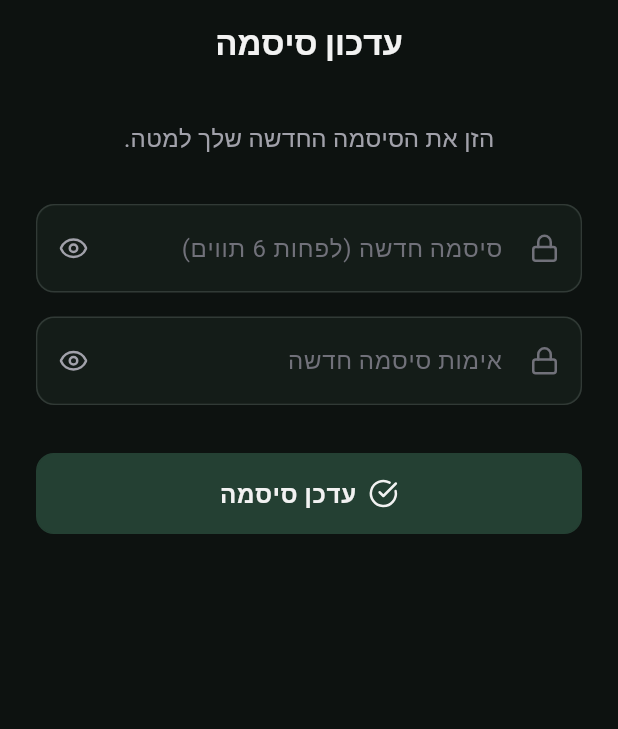
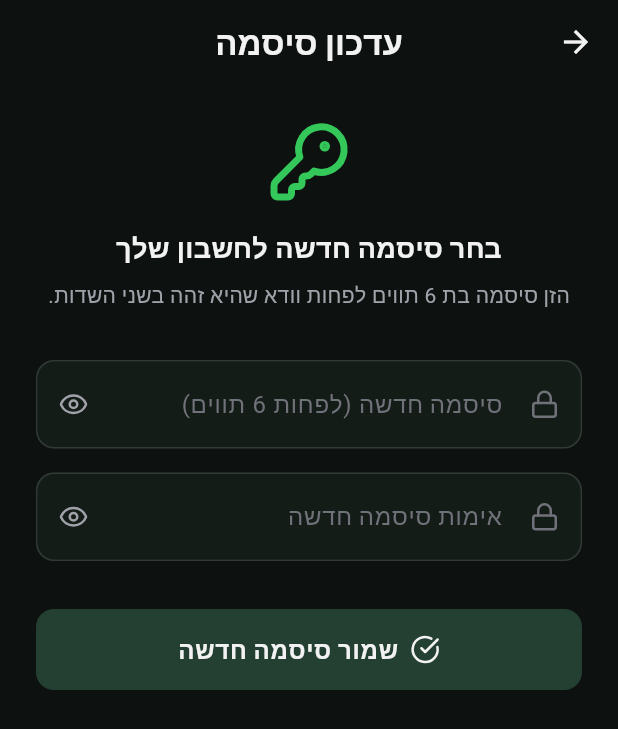
Before and after one commit to yagelshu/HOPEL, a Flutter app: the UpdatePasswordScreen screen opened directly, on a phone screen of 412 x 824 dp. Shown: the top 729 px of the screen. Run offline on Flutter 3.47's test engine with Material 3 defaults, Android fonts, the phone set to English and light mode, and no system bars; our stand-ins replace file_picker, flutter_animate, flutter_riverpod, google_fonts, image_picker, local_auth and 6 more; missing offline and left inert: dart:html, syncfusion_flutter_pdfviewer; accounts and stored records are empty; Roboto replaces fonts that are missing (Heebo).

```diff
--- a/lib/core/utils/app_constants.dart
+++ b/lib/core/utils/app_constants.dart
@@ -1,6 +1,6 @@
 class AppConstants {
   static const String version = '1.2.0';
-  static const String buildNumber = '51';
+  static const String buildNumber = '52';
   static const String versionLabel = 'v$version';
   static const String fullVersionLabel = '$version (Build $buildNumber)';
 }
--- a/lib/features/auth/update_password_screen.dart
+++ b/lib/features/auth/update_password_screen.dart
@@ -42,22 +42,26 @@
         UserAttributes(password: password),
       );
 
-      AuthService().isPasswordRecovery = false;
+      await AuthService().markRecoveryHandled();
 
       final currentEmail = Supabase.instance.client.auth.currentUser?.email;
       if (currentEmail != null) {
         final prefs = await SharedPreferences.getInstance();
-        if (prefs.getString('saved_email') == currentEmail) {
-          await prefs.setString('saved_password', password);
-        }
+        await prefs.setString('saved_email', currentEmail);
+        await prefs.setString('saved_password', password);
       }
 
       if (mounted) {
+        final canPopBack = Navigator.of(context).canPop();
         HopalFeedback.showSuccess(context, 'הסיסמה עודכנה בהצלחה!');
-        Navigator.of(context).pushAndRemoveUntil(
-          MaterialPageRoute(builder: (_) => const SplashScreen()),
-          (route) => false,
-        );
+        if (canPopBack) {
+          Navigator.of(context).pop();
+        } else {
+          Navigator.of(context).pushAndRemoveUntil(
+            MaterialPageRoute(builder: (_) => const SplashScreen()),
+            (route) => false,
+          );
+        }
       }
     } catch (e) {
       if (mounted) {
@@ -79,6 +83,8 @@
 
   @override
   Widget build(BuildContext context) {
+    final canPopBack = Navigator.of(context).canPop();
+
     return Scaffold(
       backgroundColor: AppTheme.backgroundPrimary,
       appBar: AppBar(
@@ -88,14 +94,22 @@
         centerTitle: true,
       ),
       body: SafeArea(
-        child: Padding(
+        child: SingleChildScrollView(
           padding: const EdgeInsets.all(AppTheme.spacing24),
           child: Column(
             crossAxisAlignment: CrossAxisAlignment.stretch,
             children: [
+              Icon(LucideIcons.keyRound, size: 56, color: AppTheme.successGreen),
+              const SizedBox(height: AppTheme.spacing16),
               Text(
-                'הזן את הסיסמה החדשה שלך למטה.',
-                style: TextStyle(color: AppTheme.textSecondary, fontSize: 16),
+                'בחר סיסמה חדשה לחשבון שלך',
+                style: TextStyle(color: AppTheme.textPrimary, fontSize: 18, fontWeight: FontWeight.bold),
+                textAlign: TextAlign.center,
+              ),
+              const SizedBox(height: AppTheme.spacing8),
+              Text(
+                'הזן סיסמה בת 6 תווים לפחות וודא שהיא זהה בשני השדות.',
+                style: TextStyle(color: AppTheme.textSecondary, fontSize: 14),
                 textAlign: TextAlign.center,
               ),
               const SizedBox(height: AppTheme.spacing32),
@@ -114,12 +128,29 @@
               ),
               const SizedBox(height: AppTheme.spacing32),
               HopalButton(
-                label: 'עדכן סיסמה',
+                label: 'שמור סיסמה חדשה',
                 onPressed: _updatePassword,
                 isLoading: _isLoading,
                 icon: LucideIcons.checkCircle,
                 isExpanded: true,
               ),
+              if (!canPopBack) ...[
+                const SizedBox(height: AppTheme.spacing16),
+                TextButton(
+                  onPressed: () async {
+                    await AuthService().markRecoveryHandled();
+                    if (!context.mounted) return;
+                    Navigator.of(context).pushAndRemoveUntil(
+                      MaterialPageRoute(builder: (_) => const SplashScreen()),
+                      (route) => false,
+                    );
+                  },
+                  child: Text(
+                    'המשך לאפליקציה ללא שינוי סיסמה',
+                    style: TextStyle(color: AppTheme.textSecondary),
+                  ),
+                ),
+              ],
             ],
           ),
         ),
--- a/pubspec.yaml
+++ b/pubspec.yaml
@@ -3,7 +3,7 @@
 
 publish_to: 'none'
 
-version: 1.2.0+51
+version: 1.2.0+52
 
 environment:
   sdk: '>=3.0.0 <4.0.0'
```
Also changed, not shown: lib/core/auth/auth_service.dart (+54 -0 lines), lib/features/auth/login_screen.dart (+9 -0 lines), lib/main.dart (+29 -4 lines), lib/screens/profile_screen.dart (+14 -0 lines).
